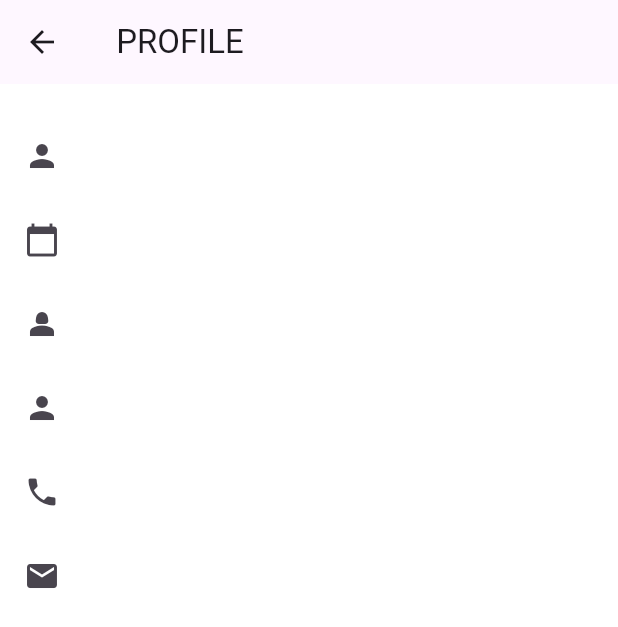
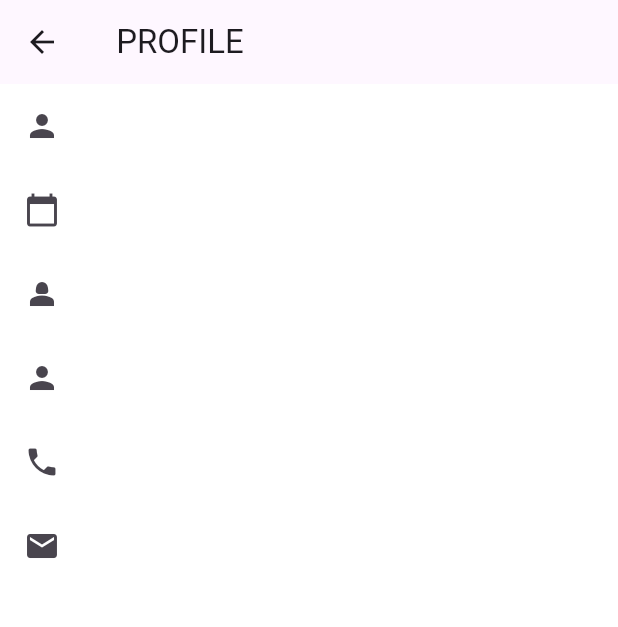
Before and after one commit to shivamkathait19/Card_x, a Flutter app: the BlankPage screen opened directly, on a phone screen of 412 x 824 dp. Shown: the top 627 px of the screen. Run offline on Flutter 3.47's test engine with Material 3 defaults, Android fonts, the phone set to English and light mode, and no system bars; our stand-ins replace firebase_core; accounts and stored records are empty.

Commit message:
Update cardScreen.dart

```diff
--- a/lib/mainFile/cardScreen.dart
+++ b/lib/mainFile/cardScreen.dart
@@ -85,27 +85,24 @@ class BlankPage extends StatelessWidget {
   Widget build(BuildContext context) {
     return Scaffold( backgroundColor: Colors.white,
       appBar: AppBar(title: Text(" PROFILE ")),
-      body:
-      ListView(
-        padding: EdgeInsets.only(top: 20),
+      body: ListView(
          children: [
-          Container(
-            child: ListTile(
+       ListTile(
                 leading: Icon(Icons.person),
                 title: Text(username ?? 'No Name'),
                 titleTextStyle: TextStyle(
                   fontStyle: FontStyle.italic
                 ),
               ),
-    ),
+
        ListTile(
             leading: Icon(Icons.calendar_today),
-
             title: Text(date ?? 'No Date'),
             titleTextStyle: TextStyle(
                 fontStyle: FontStyle.italic
             ),
           ),
+
           ListTile(
             leading: Icon(Icons.person_2),
             title: Text(father ?? 'No Father Name'),
```
Lines whose indentation alone changed are shown as unchanged.
